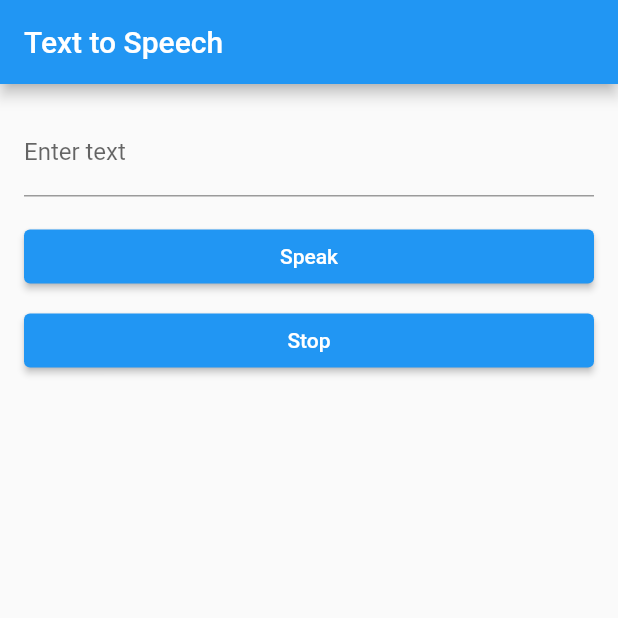
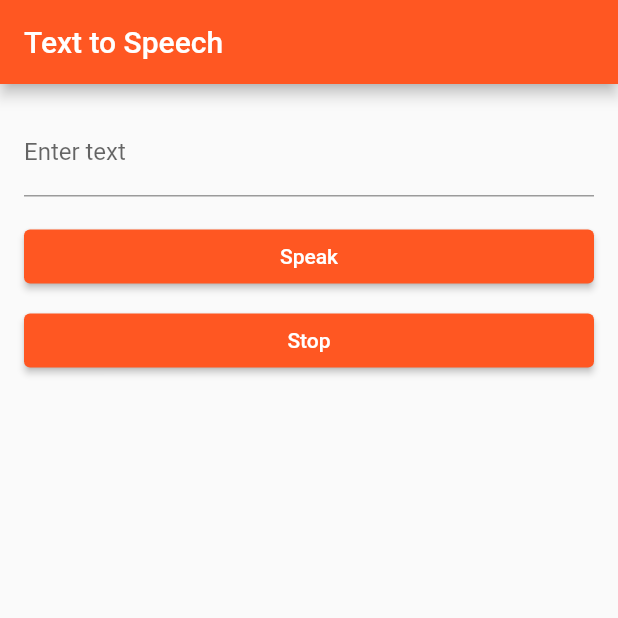
Before and after one commit to joselynenabulya96/Intern_app, a Flutter app: the screen it shows after launch, after a tap on "Speak", on a phone screen of 412 x 824 dp, the top half of it. Run offline on Flutter 3.47's test engine with Material 2 defaults, Android fonts, the phone set to English and light mode, and no system bars; our stand-ins replace flutter_tts.

```diff
--- a/text_translator/lib/main.dart
+++ b/text_translator/lib/main.dart
@@ -1,81 +1,22 @@
 import 'package:flutter/material.dart';
 import 'package:flutter_tts/flutter_tts.dart';
+import 'package:text_translator/views/home.dart';
 
 void main() => runApp(TextToSpeechApp());
 
 class TextToSpeechApp extends StatelessWidget {
   final FlutterTts flutterTts = FlutterTts();
 
+  TextToSpeechApp({super.key});
+
   @override
   Widget build(BuildContext context) {
     return MaterialApp(
-      title: 'Text to Speech',
+      title: 'Text_to_Speech',
       theme: ThemeData(
-        primarySwatch: Colors.blue,
+        primarySwatch: Colors.deepOrange,
       ),
       home: TextToSpeechScreen(flutterTts: flutterTts),
     );
   }
 }
-
-class TextToSpeechScreen extends StatefulWidget {
-  final FlutterTts flutterTts;
-
-  const TextToSpeechScreen({Key? key, required this.flutterTts})
-      : super(key: key);
-
-  @override
-  _TextToSpeechScreenState createState() => _TextToSpeechScreenState();
-}
-
-class _TextToSpeechScreenState extends State<TextToSpeechScreen> {
-  String _text = '';
-
-  Future<void> _speak() async {
-    await widget.flutterTts.setLanguage('en-US');
-    await widget.flutterTts.setPitch(1.0);
-    await widget.flutterTts.setSpeechRate(0.8);
-    await widget.flutterTts.speak(_text);
-  }
-
-  Future<void> _stop() async {
-    await widget.flutterTts.stop();
-  }
-
-  @override
-  Widget build(BuildContext context) {
-    return Scaffold(
-      appBar: AppBar(
-        title: const Text('Text to Speech'),
-      ),
-      body: Padding(
-        padding: const EdgeInsets.all(16.0),
-        child: Column(
-          crossAxisAlignment: CrossAxisAlignment.stretch,
-          children: [
-            TextField(
-              onChanged: (value) {
-                setState(() {
-                  _text = value;
-                });
-              },
-              decoration: const InputDecoration(
-                labelText: 'Enter text',
-              ),
-            ),
-            const SizedBox(height: 16.0),
-            ElevatedButton(
-              onPressed: _speak,
-              child: const Text('Speak'),
-            ),
-            const SizedBox(height: 8.0),
-            ElevatedButton(
-              onPressed: _stop,
-              child: const Text('Stop'),
-            ),
-          ],
-        ),
-      ),
-    );
-  }
-}
--- /dev/null
+++ b/text_translator/lib/views/home.dart
@@ -0,0 +1,64 @@
+import 'package:flutter/material.dart';
+import 'package:flutter_tts/flutter_tts.dart';
+
+class TextToSpeechScreen extends StatefulWidget {
+  final FlutterTts flutterTts;
+
+  const TextToSpeechScreen({Key? key, required this.flutterTts})
+      : super(key: key);
+
+  @override
+  _TextToSpeechScreenState createState() => _TextToSpeechScreenState();
+}
+
+class _TextToSpeechScreenState extends State<TextToSpeechScreen> {
+  String _text = '';
+
+  Future<void> _speak() async {
+    await widget.flutterTts.setLanguage('en-US');
+    await widget.flutterTts.setPitch(1.0);
+    await widget.flutterTts.setSpeechRate(0.8);
+    await widget.flutterTts.speak(_text);
+  }
+
+  Future<void> _stop() async {
+    await widget.flutterTts.stop();
+  }
+
+  @override
+  Widget build(BuildContext context) {
+    return Scaffold(
+      appBar: AppBar(
+        title: const Text('Text to Speech'),
+      ),
+      body: Padding(
+        padding: const EdgeInsets.all(16.0),
+        child: Column(
+          crossAxisAlignment: CrossAxisAlignment.stretch,
+          children: [
+            TextField(
+              onChanged: (value) {
+                setState(() {
+                  _text = value;
+                });
+              },
+              decoration: const InputDecoration(
+                labelText: 'Enter text',
+              ),
+            ),
+            const SizedBox(height: 16.0),
+            ElevatedButton(
+              onPressed: _speak,
+              child: const Text('Speak'),
+            ),
+            const SizedBox(height: 8.0),
+            ElevatedButton(
+              onPressed: _stop,
+              child: const Text('Stop'),
+            ),
+          ],
+        ),
+      ),
+    );
+  }
+}
--- a/text_translator/pubspec.yaml
+++ b/text_translator/pubspec.yaml
@@ -36,6 +36,7 @@ dependencies:
   # The following adds the Cupertino Icons font to your application.
   # Use with the CupertinoIcons class for iOS style icons.
   cupertino_icons: ^1.0.2
+  http: ^1.0.0
   flutter_tts: ^3.7.0
 
 dev_dependencies:
```
Also changed, not shown: text_translator/analysis_options.yaml (+6 -25 lines), text_translator/pubspec.lock, 4 other files.
